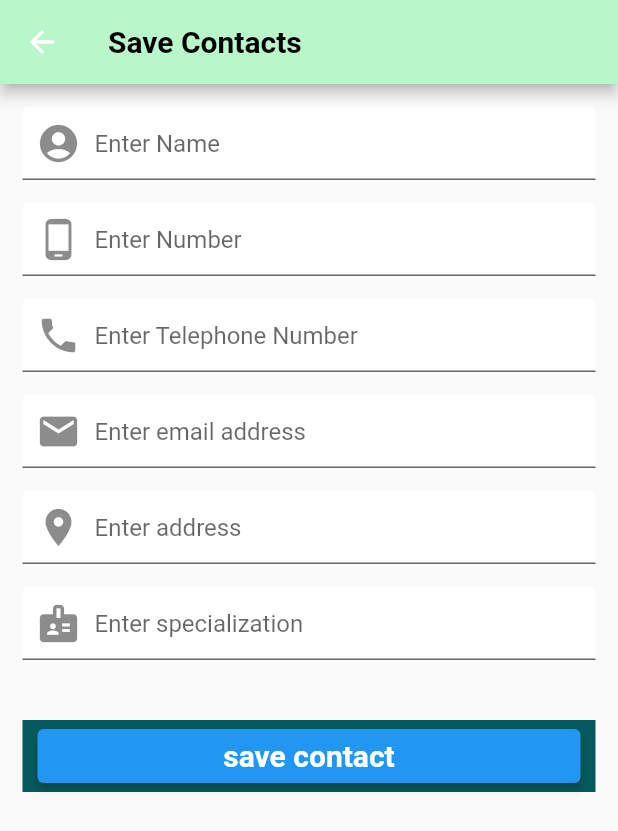
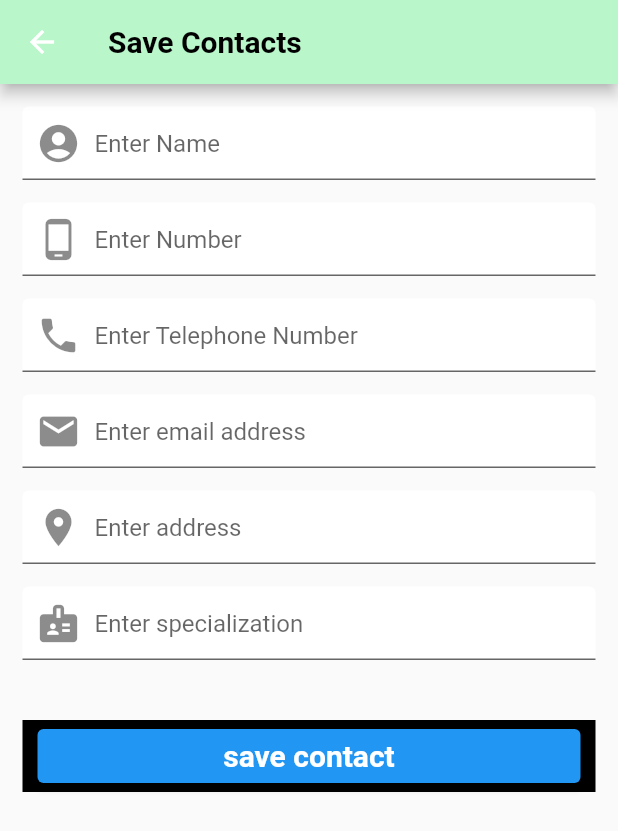
Before and after one commit to Deepshikha2002/my-medZone, a Flutter app: the AddContact screen opened by its route, on a phone screen of 412 x 824 dp. Shown: the top 831 px of the screen. Run offline on Flutter 3.47's test engine with Material 2 defaults, Android fonts, the phone set to English and light mode, and no system bars; our stand-ins replace firebase_core, firebase_database, flutter_local_notifications, flutter_native_timezone, flutter_staggered_animations, get and 5 more; accounts and stored records are empty.

Commit message:
changes added in screen folder

```diff
--- a/lib/screens/add_contact.dart
+++ b/lib/screens/add_contact.dart
@@ -146,7 +146,7 @@ class _AddContactState extends State<AddContact> {
               Container(
                 width: double.infinity,
                 padding: EdgeInsets.symmetric(horizontal: 10),
-                color: Color.fromARGB(255, 6, 89, 92),
+                color: Colors.black,
                 child: ElevatedButton(
                   child: const Text(
                     'save contact',
```
